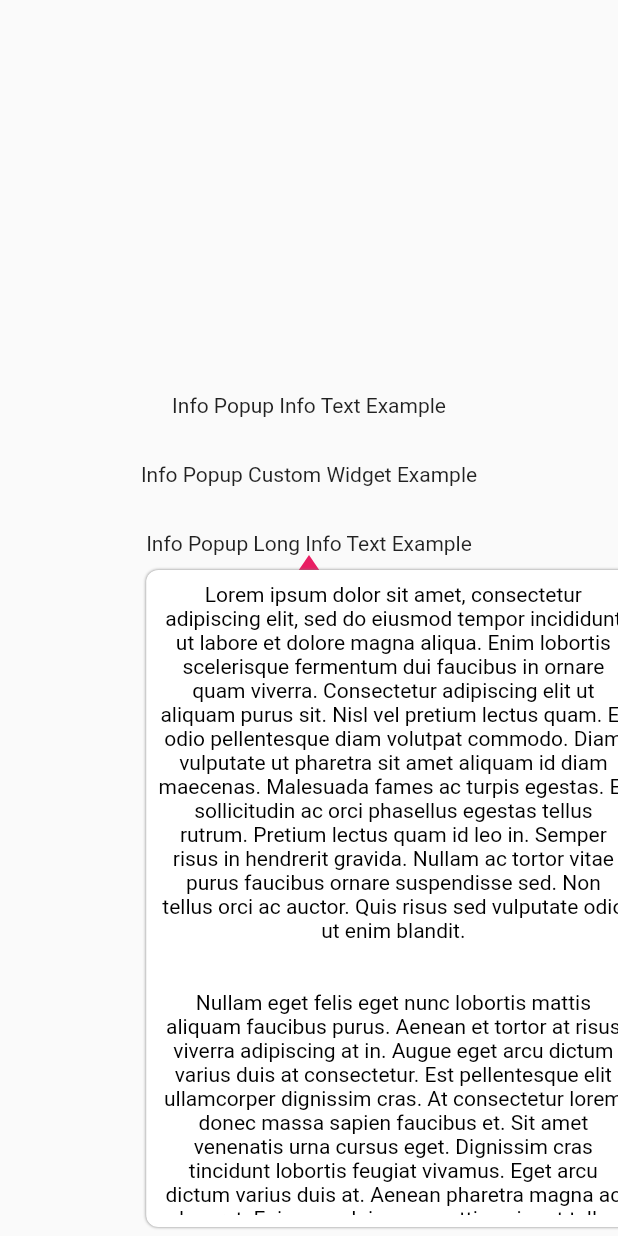
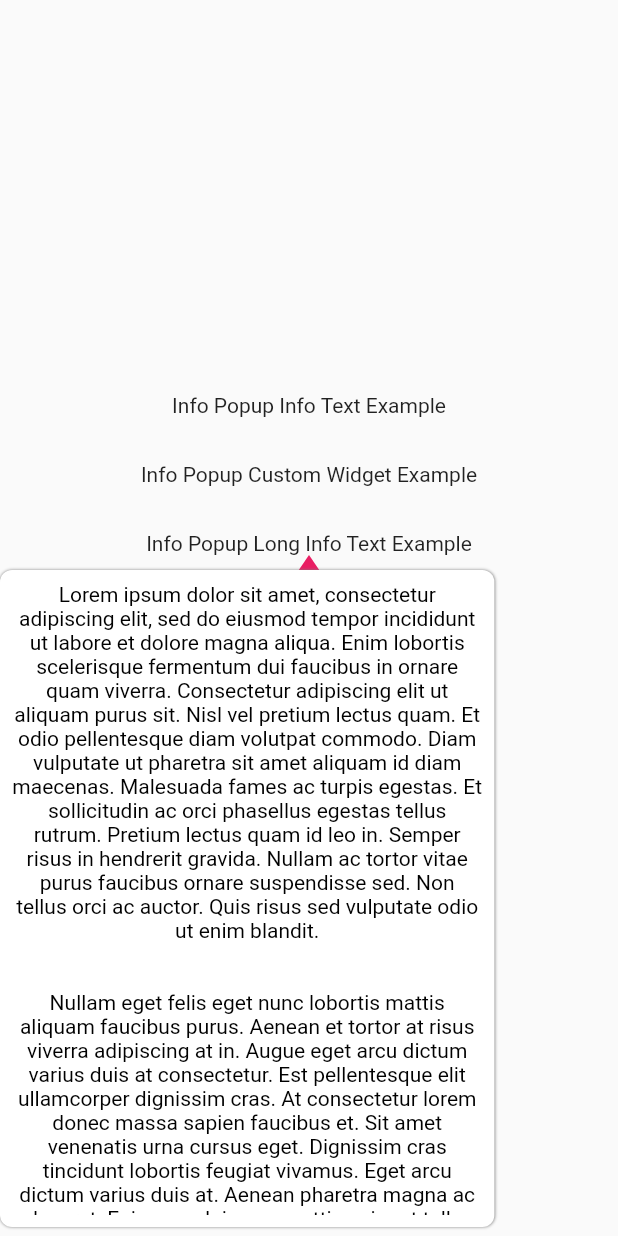
Before and after one commit to SalihCanBinboga/info_popup, a Flutter app: the screen it shows after launch, after a tap on "Info Popup Info Text Example", after a tap on "Info Popup Custom Widget Example", after a tap on "Info Popup Long Info Text Example", on a phone screen of 412 x 824 dp. Run offline on Flutter 3.47's test engine with Material 2 defaults, Android fonts, the light colour scheme and no system bars.

Commit message:
fix: some dX calculating problems

```diff
--- a/lib/src/overlays/overlay_entry_layout.dart
+++ b/lib/src/overlays/overlay_entry_layout.dart
@@ -89,17 +89,17 @@ class _OverlayInfoPopupState extends State<OverlayInfoPopup> {
   Offset get _bodyOffset {
     final Size contentSize = _contentSize == null ? Size.zero : _contentSize!;
 
-    Offset offset = Offset.zero;
+    Offset targetCenterOffset = Offset.zero;
 
     switch (widget.indicatorTheme.arrowDirection) {
       case ArrowDirection.up:
-        offset = Offset(
+        targetCenterOffset = Offset(
           _targetWidgetRect.width / 2 - contentSize.width / 2,
           _targetWidgetRect.height + widget.indicatorTheme.arrowSize.height,
         );
         break;
       case ArrowDirection.down:
-        offset = Offset(
+        targetCenterOffset = Offset(
           _targetWidgetRect.width / 2 - contentSize.width / 2,
           -(contentSize.height + widget.indicatorTheme.arrowSize.height),
         );
@@ -107,14 +107,14 @@ class _OverlayInfoPopupState extends State<OverlayInfoPopup> {
     }
 
     if (widget.layerLink.leader == null) {
-      return offset;
+      return targetCenterOffset;
     }
 
     Offset finalOffset = Offset.zero;
 
     final LayerLink link = widget.layerLink;
     final double targetWidth = _targetWidgetRect.width;
-    final double targetDx = link.leader!.offset.dx;
+    final double targetDx = widget.targetRenderBox.localToGlobal(Offset.zero).dx;
     final double targetRightCorner = targetDx + link.leaderSize!.width;
     final double rightGap = context.screenWidth - targetRightCorner;
     final double leftGap = targetDx;
@@ -123,17 +123,17 @@ class _OverlayInfoPopupState extends State<OverlayInfoPopup> {
 
     if (rightGap < contentSize.width / 2 && leftGap > contentSize.width / 2) {
       finalOffset = Offset(
-        -(contentSize.width - targetWidth) / 2,
+        -(contentSize.width - targetWidth) / 2 + rightGap,
         0,
       );
     } else if (leftGap < contentSize.width / 2) {
       finalOffset = Offset(
-        (contentSize.width - targetWidth) / 2,
+        (contentSize.width - targetWidth) / 2 - leftGap,
         0,
       );
     }
 
-    return offset + finalOffset + widget.contentOffset;
+    return targetCenterOffset + finalOffset + widget.contentOffset;
   }
 
   void _updateContentLayoutSize() {
```
